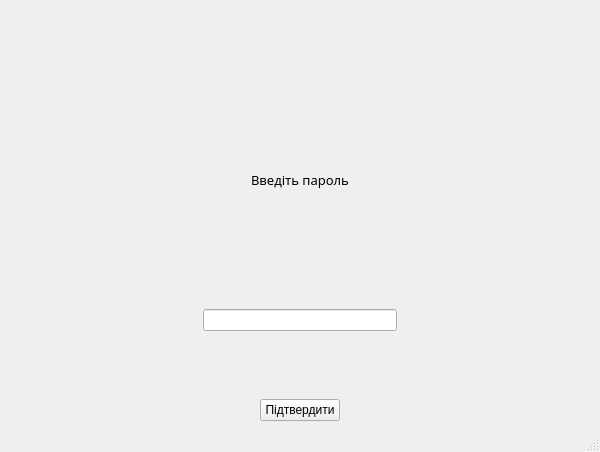
andrii-shchur/TeleCloud, file gui/2fa.ui: the form before one commit.
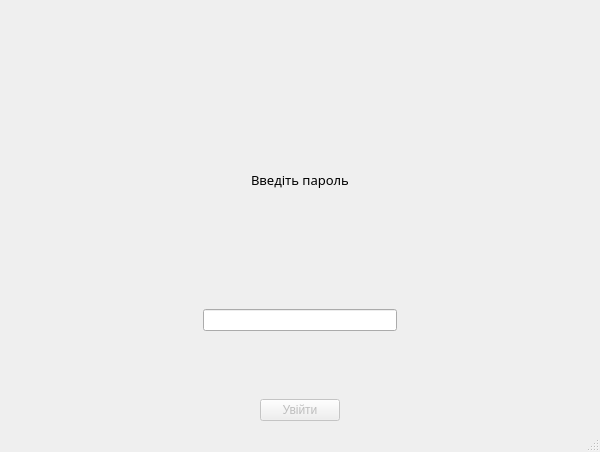
The form after the commit. Icons and pictures are not drawn.

```diff
--- a/gui/2fa.ui
+++ b/gui/2fa.ui
@@ -244,13 +244,16 @@
         </item>
         <item>
          <widget class="QPushButton" name="enter_button">
+          <property name="enabled">
+           <bool>false</bool>
+          </property>
           <property name="font">
            <font>
             <pointsize>9</pointsize>
            </font>
           </property>
           <property name="text">
-           <string>Підтвердити</string>
+           <string>Увійти</string>
           </property>
          </widget>
         </item>
```
Left out of the diff: 10 changed lines with no effect on the pictures.
